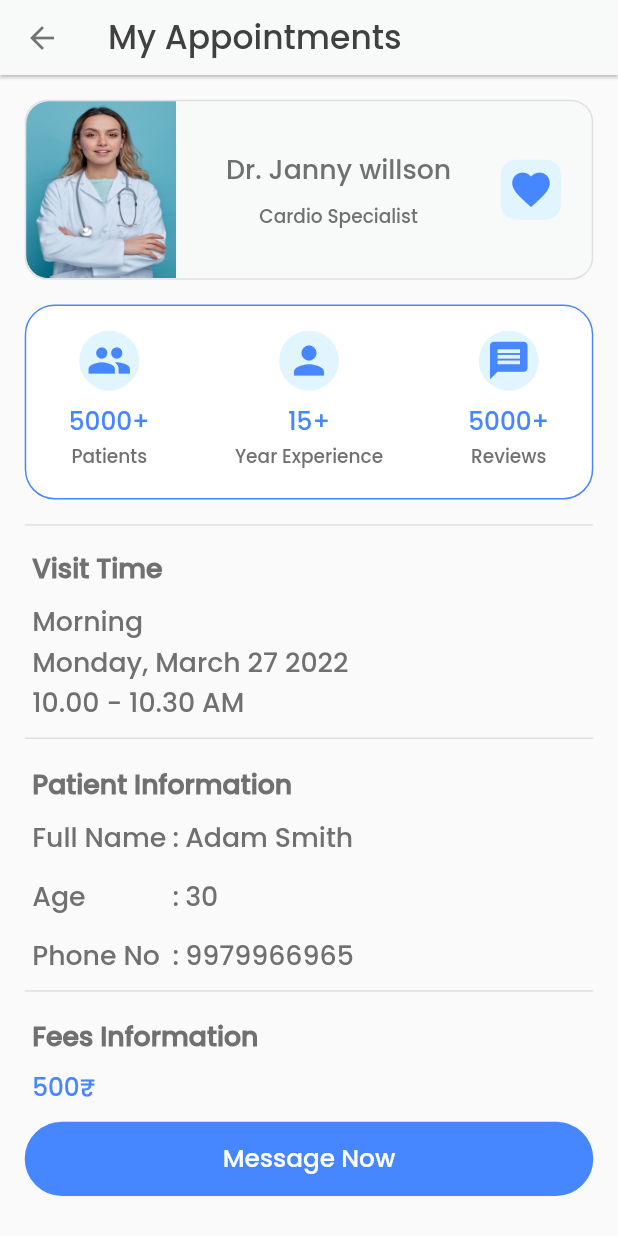
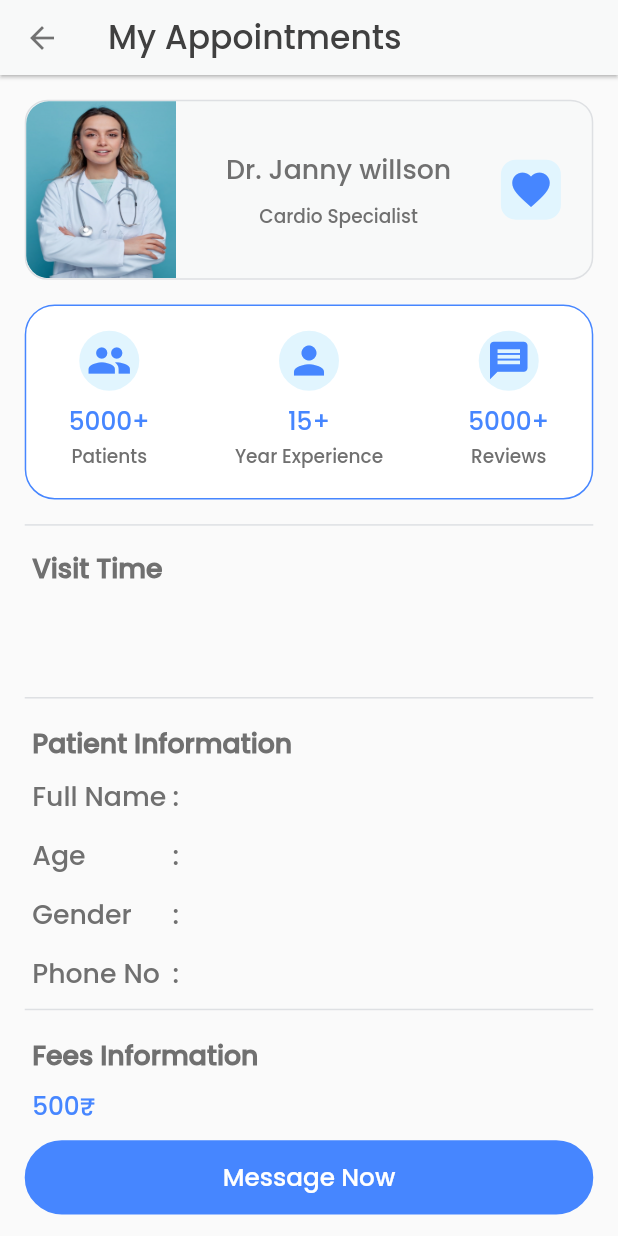
Before and after one commit to Yashil07/doctify_app, a Flutter app: the AppointmentDetails screen opened directly, on a phone screen of 412 x 824 dp. Run offline on Flutter 3.47's test engine with Material 2 defaults, Android fonts, the phone set to English and light mode, and no system bars; our stand-ins replace cloud_firestore, firebase_auth, firebase_core, firebase_storage, flutter_rating_bar, flutter_secure_storage and 10 more; missing offline and left inert: dart:ffi; accounts and stored records are empty; statements that could not run were skipped; project files that could hold a hidden picture were left out.

Commit message:
10-10-22(1)

```diff
--- a/lib/Views/home/appointment_details.dart
+++ b/lib/Views/home/appointment_details.dart
@@ -11,13 +11,41 @@ import '../customeWidgets/custom_btn.dart';
 import 'messaging_end_screen.dart';
 
 class AppointmentDetails extends StatefulWidget {
-  const AppointmentDetails({Key? key}) : super(key: key);
+  final String? fullname;
+  final String? age;
+  final String? phoneno;
+  final String? gender;
+  final String? appointmentDate;
+  final String? appointmentTime;
+  const AppointmentDetails({Key? key, this.fullname, this.age, this.phoneno, this.gender, this.appointmentDate, this.appointmentTime}) : super(key: key);
 
   @override
   State<AppointmentDetails> createState() => _AppointmentDetailsState();
 }
 
 class _AppointmentDetailsState extends State<AppointmentDetails> {
+  String genderInitialValue = '';
+  String appointmentDate = '';
+  String appointmentTime = '';
+  String fullname='';
+  String age='';
+  String phoneno='';
+  @override
+  void initState() {
+    appointmentDate= widget.appointmentDate!;
+    appointmentTime= widget.appointmentTime!;
+    genderInitialValue= widget.gender!;
+    fullname= widget.fullname!;
+    age= widget.age!;
+    phoneno= widget.phoneno!;
+    print(appointmentDate);
+    print(appointmentTime);
+    print(genderInitialValue);
+    print(fullname);
+    print(age);
+    print(phoneno);
+    super.initState();
+  }
   @override
   Widget build(BuildContext context) {
     return Container(
@@ -211,9 +239,8 @@ class _AppointmentDetailsState extends State<AppointmentDetails> {
                               children: [
                                 Text("Visit Time",style:FontTextStyle.poppinsS12W7labelColor),
                                 SizedBox(height: 1.h),
-                                Text("Morning",style:FontTextStyle.poppinsS12W5labelColor),
-                                Text("Monday, March 27 2022",style:FontTextStyle.poppinsS12W5labelColor),
-                                Text("10.00 - 10.30 AM",style:FontTextStyle.poppinsS12W5labelColor),
+                                Text("${appointmentDate}",style:FontTextStyle.poppinsS12W5labelColor),
+                                Text("${appointmentTime}",style:FontTextStyle.poppinsS12W5labelColor),
 
                               ],
                             ),
@@ -252,6 +279,8 @@ class _AppointmentDetailsState extends State<AppointmentDetails> {
                                           SizedBox(height: 1.5.h),
                                           Text("Age",style:FontTextStyle.poppinsS12W5labelColor),
                                           SizedBox(height: 1.5.h),
+                                          Text("Gender",style:FontTextStyle.poppinsS12W5labelColor),
+                                          SizedBox(height: 1.5.h),
                                           Text("Phone No",style:FontTextStyle.poppinsS12W5labelColor),
                                           //SizedBox(height: 1.5.h),
                                         ],
@@ -265,6 +294,8 @@ class _AppointmentDetailsState extends State<AppointmentDetails> {
                                           Text(":",style:FontTextStyle.poppinsS12W5labelColor),
                                           SizedBox(height: 1.5.h),
                                           Text(":",style:FontTextStyle.poppinsS12W5labelColor),
+                                          SizedBox(height: 1.5.h),
+                                          Text(":",style:FontTextStyle.poppinsS12W5labelColor),
                                           //SizedBox(height: 1.5.h),
                                         ],
                                       ),
@@ -272,11 +303,13 @@ class _AppointmentDetailsState extends State<AppointmentDetails> {
                                       Column(
                                         crossAxisAlignment: CrossAxisAlignment.start,
                                         children: [
-                                          Text("Adam Smith",style:FontTextStyle.poppinsS12W5labelColor),
+                                          Text("${fullname}",style:FontTextStyle.poppinsS12W5labelColor),
                                           SizedBox(height: 1.5.h),
-                                          Text("30",style:FontTextStyle.poppinsS12W5labelColor),
+                                          Text("${age}",style:FontTextStyle.poppinsS12W5labelColor),
                                           SizedBox(height: 1.5.h),
-                                          Text("9979966965",style:FontTextStyle.poppinsS12W5labelColor),
+                                          Text("${genderInitialValue}",style:FontTextStyle.poppinsS12W5labelColor),
+                                          SizedBox(height: 1.5.h),
+                                          Text("${phoneno}",style:FontTextStyle.poppinsS12W5labelColor),
                                           //SizedBox(height: 1.5.h),
                                         ],
                                       )
```
Also changed, not shown: lib/Views/home/book_appointment.dart (+5 -2 lines), lib/Views/home/messaging_end_screen.dart (+5 -2 lines), lib/Views/home/patient_details_screen.dart (+44 -9 lines).
